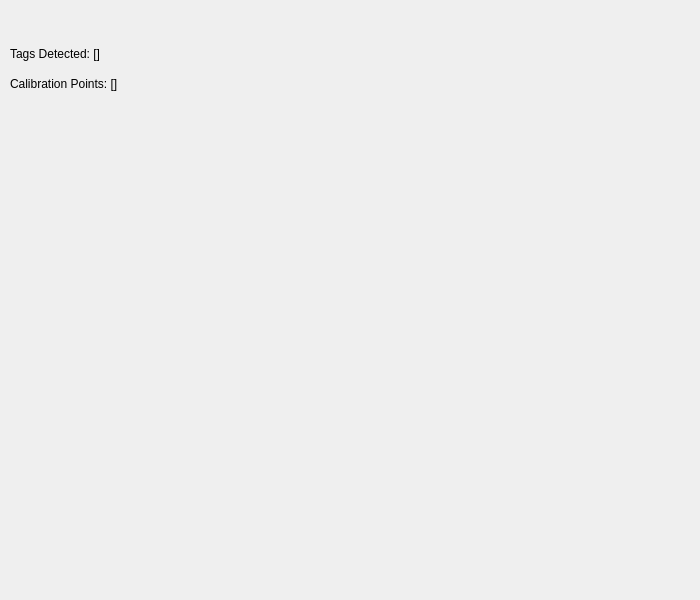
The window that apriltag_ros/resource/BundleCalibration.ui (bsaund/apriltag_ros) describes before a commit, drawn with Qt 5.
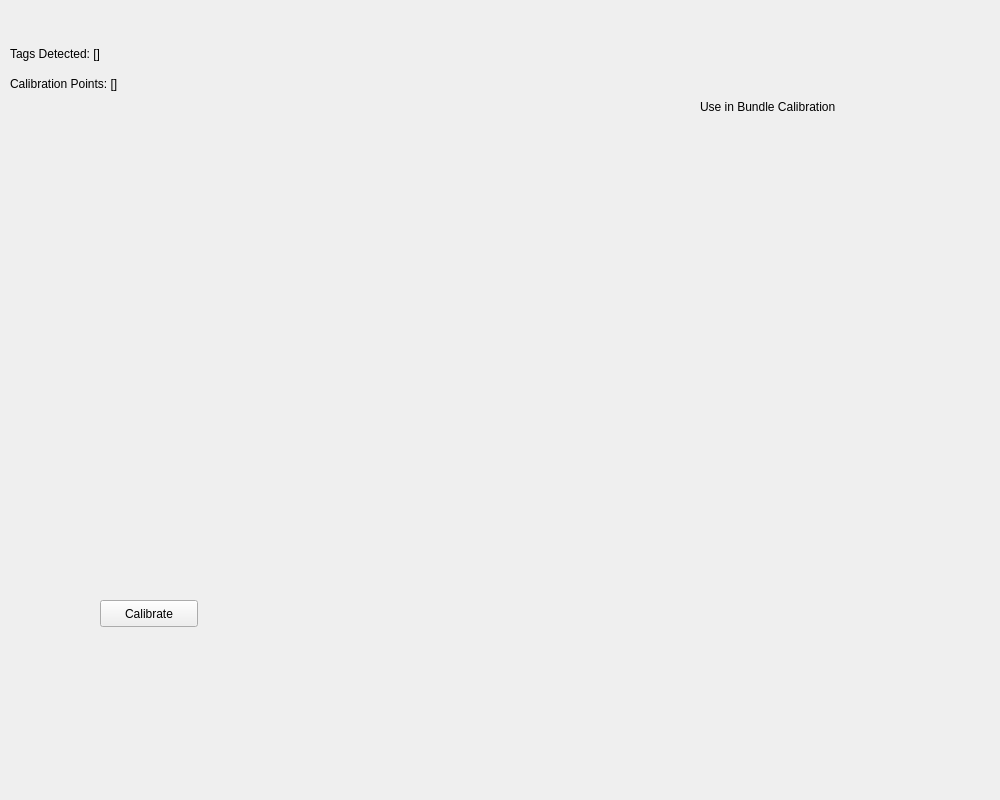
The same window after the commit.

Commit message: Add new tags to list of potential bundle as they are seen

The edit to the form file:
```diff
--- a/apriltag_ros/resource/BundleCalibration.ui
+++ b/apriltag_ros/resource/BundleCalibration.ui
@@ -6,8 +6,8 @@
    <rect>
     <x>0</x>
     <y>0</y>
-    <width>700</width>
-    <height>600</height>
+    <width>1000</width>
+    <height>800</height>
    </rect>
   </property>
   <property name="windowTitle">
@@ -62,6 +62,21 @@
     <string>Calibrate</string>
    </property>
   </widget>
+  <widget class="QWidget" name="tag_selection">
+    <property name="geometry">
+      <rect>
+        <x>700</x>
+        <y>100</y>
+        <width>200</width>
+        <height>600</height>
+      </rect>
+    </property>
+    <widget class="QLabel" name="selected_tags_heading">
+      <property name="text">
+        <string>Use in Bundle Calibration</string>
+      </property>
+    </widget>
+  </widget>
  </widget>
  <resources/>
  <connections/>
```
Left out of the diff: 4 changed lines with no effect on the pictures. The commit also changes 3 other files.
